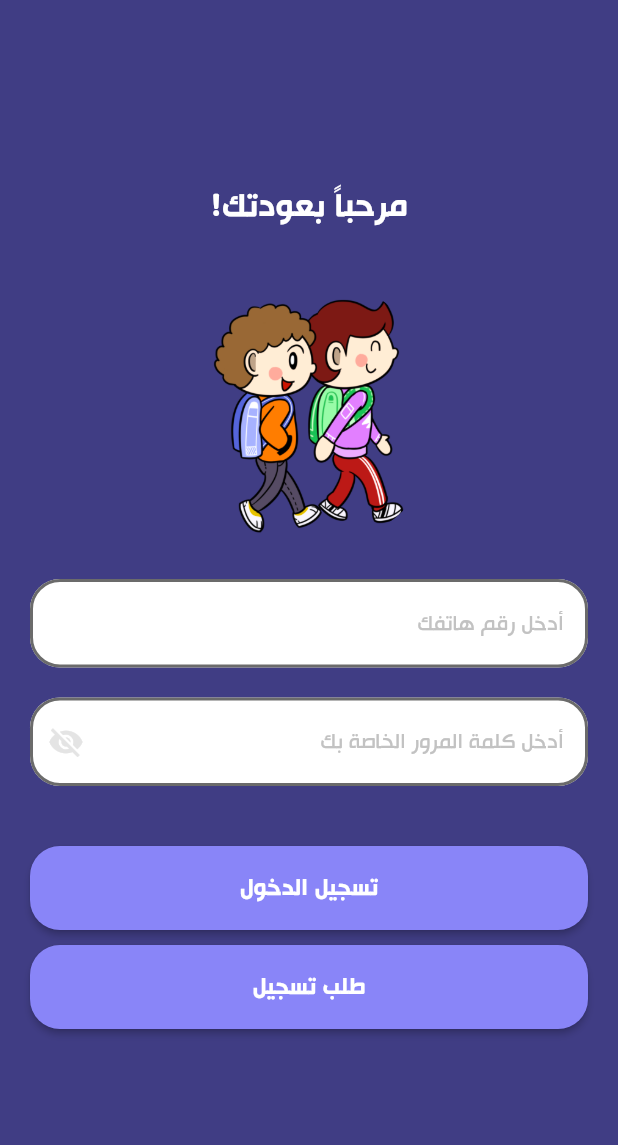
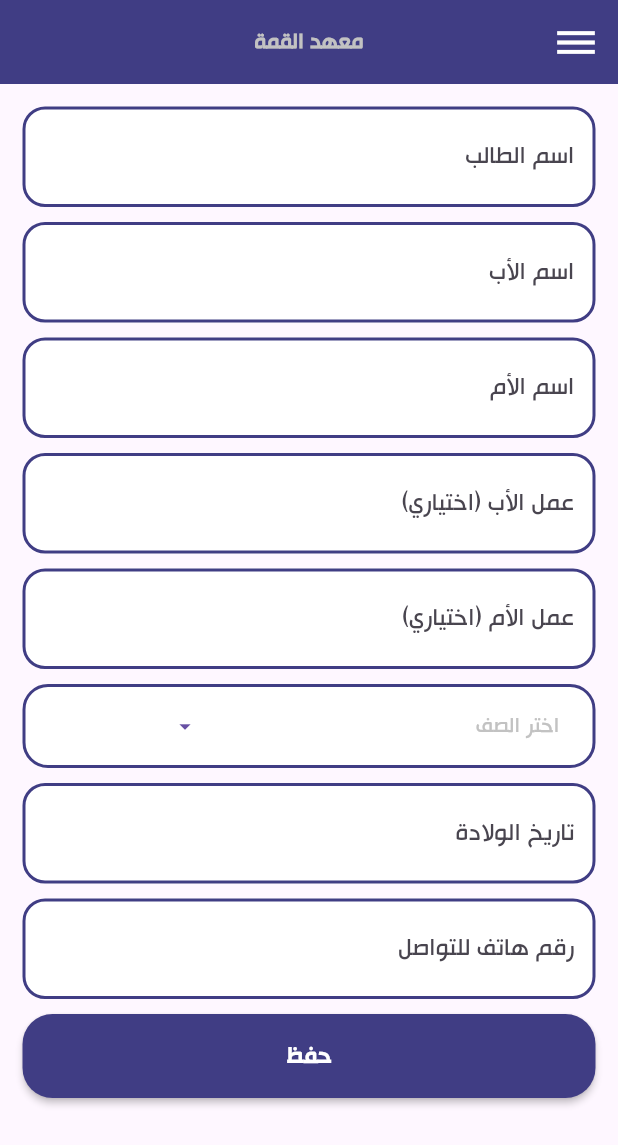
Before and after one commit to SuraAborass/graduation, a Flutter app: the screen it shows after launch, after a tap on "طلب تسجيل", on a phone screen of 412 x 824 dp. Shown: the top 1145 px of the screen. Run offline on Flutter 3.47's test engine with Material 3 defaults, Android fonts, the phone set to English and light mode, and no system bars; our stand-ins replace get.

```diff
--- a/lib/Constants/get_pages.dart
+++ b/lib/Constants/get_pages.dart
@@ -1,5 +1,6 @@
 import 'package:get/get.dart';
 import '../PresentationLayer/Screens/Auth/login_screen.dart';
+import '../PresentationLayer/Screens/Auth/registration_screen.dart';
 import '../PresentationLayer/Screens/Public/home_screen.dart';
 import '../PresentationLayer/Screens/Public/splash_screen.dart';
 import 'get_routes.dart';
@@ -16,5 +17,8 @@ List<GetPage<dynamic>> getPages = [
   GetPage(
       name: AppRoutes.homeScreen,
       page: () => const HomeScreen(),),
+  GetPage(
+    name: AppRoutes.registration,
+    page: () =>  RegistrationOrderScreen(),),
 
 ];
--- a/lib/Constants/get_routes.dart
+++ b/lib/Constants/get_routes.dart
@@ -4,4 +4,6 @@ class AppRoutes {
   static const registration = "/registration";
   static const homeScreen = "/home";
 
+
+
 }
--- a/lib/PresentationLayer/Screens/Auth/login_screen.dart
+++ b/lib/PresentationLayer/Screens/Auth/login_screen.dart
@@ -21,7 +21,7 @@ class LoginScreen extends StatelessWidget {
             crossAxisAlignment: CrossAxisAlignment.start,
             children: [
               Container(
-                margin: const EdgeInsets.only(top: 100),
+                margin: const EdgeInsets.only(top: 90),
                 alignment: Alignment.center,
                 child: Text("مرحباً بعودتك!",
                     style: UITextStyle.titleBold.copyWith(fontSize: 25)),
@@ -29,16 +29,23 @@ class LoginScreen extends StatelessWidget {
               const SizedBox(
                 height: 30,
               ),
-              const Center(
-                child: CircleAvatar(
-                  radius: 90,
-                  backgroundColor: UIColors.primary,
-                  backgroundImage:
-                      AssetImage("assets/images/schoolchildren.png"),
+               Center(
+                child: Container(
+                  width: Get.width/2,
+                  alignment: Alignment.center,
+                  child: const Image(
+                    image: AssetImage("assets/images/login_student.png"),
+                  ),
                 ),
+                // child: CircleAvatar(
+                //   radius: 90,
+                //   backgroundColor: UIColors.primary,
+                //   backgroundImage:
+                //       AssetImage("assets/images/login_student.png"),
+                // ),
               ),
               const SizedBox(
-                height: 20,
+                height: 30,
               ),
               TextFormField(
                 style: UITextStyle.titleBold.copyWith(color: Colors.black),
@@ -60,7 +67,7 @@ class LoginScreen extends StatelessWidget {
                 ),
                 maxLines: 1,
               ),
-              const SizedBox(height: 20),
+              const SizedBox(height: 10),
               Obx(() {
                 return TextFormField(
                   style: UITextStyle.titleBold.copyWith(color: Colors.black),
@@ -128,14 +135,16 @@ class LoginScreen extends StatelessWidget {
                 color: UIColors.studentTime,
                 shape: const RoundedRectangleBorder(
                     borderRadius: BorderRadius.all(Radius.circular(20.0))),
-                child: Row(
+                child: const Row(
                   mainAxisAlignment: MainAxisAlignment.center,
                   crossAxisAlignment: CrossAxisAlignment.center,
-                  children: const [
+                  children: [
                     Text('طلب تسجيل', style: UITextStyle.titleBold)
                   ],
                 ),
-                onPressed: () {},
+                onPressed: () {
+                  Get.toNamed(AppRoutes.registration);
+                },
               ))
             ],
           ),
--- /dev/null
+++ b/lib/PresentationLayer/Screens/Auth/registration_screen.dart
@@ -0,0 +1,182 @@
+import 'package:flutter/material.dart';
+import 'package:get/get.dart';
+import 'package:graduation/PresentationLayer/Widgets/Public/text_form_field.dart';
+
+import '../../../BusinessLayer/Controllers/registration_order_controller.dart';
+import '../../../Constants/colors.dart';
+import '../../../Constants/text_styles.dart';
+import '../../../Constants/ui_styles.dart';
+import '../../Widgets/Public/AppBar.dart';
+
+class RegistrationOrderScreen extends StatefulWidget {
+   RegistrationOrderScreen({super.key});
+
+  @override
+  State<RegistrationOrderScreen> createState() => _RegistrationOrderScreenState();
+}
+
+class _RegistrationOrderScreenState extends State<RegistrationOrderScreen> {
+   String dropDownValue = 'الصف التاسع 1000000';
+
+  @override
+  Widget build(BuildContext context) {
+    return Directionality(
+      textDirection: TextDirection.rtl,
+      child: Scaffold(
+        appBar: mainAppBar(context),
+        body: Padding(
+          padding: const EdgeInsets.all(15.0),
+          child: SingleChildScrollView(
+            child: Column(
+              children: [
+               const InstituteTextFormField(
+                  hintText: 'اسم الطالب',
+                ),
+                const SizedBox(
+                  height: 10,
+                ),
+                const InstituteTextFormField(
+                  hintText: 'اسم الأب',
+                ),
+                const SizedBox(
+                  height: 10,
+                ),
+                const InstituteTextFormField(
+                  hintText: 'اسم الأم',
+                ),
+                const SizedBox(
+                  height: 10,
+                ),
+                const InstituteTextFormField(
+                  hintText: 'عمل الأب (اختياري)',
+                ),
+                const SizedBox(
+                  height: 10,
+                ),
+                const InstituteTextFormField(
+                  hintText: 'عمل الأم (اختياري)',
+                ),
+                const SizedBox(
+                  height: 10,
+                ),
+                ElevatedButton(
+                  onPressed: () {},
+                  style: gradeButtonStyle,
+                  child:  Row(
+                    mainAxisAlignment: MainAxisAlignment.start,
+                    //crossAxisAlignment: CrossAxisAlignment.start,
+                    children: [
+                      const Text(
+                            'اختر الصف',
+                        style: UITextStyle.normalSmall,
+                      ),
+                       const SizedBox(width: 170,),
+                      IconButton(onPressed: () async{
+                        await showModalBottomSheet(
+                        context: context,
+                        builder: (context) => bottomSheet(context));
+                      },
+                          icon: const Icon(Icons.arrow_drop_down_outlined))
+
+                    ],
+                  ),
+                ),
+                const SizedBox(
+                  height: 10,
+                ),
+                const InstituteTextFormField(
+                  hintText: 'تاريخ الولادة',
+                ),
+                const SizedBox(
+                  height: 10,
+                ),
+                const InstituteTextFormField(
+                  hintText: 'رقم هاتف للتواصل',
+                ),
+                const SizedBox(
+                  height: 10,
+                ),
+                MaterialButton(
+                    height: 56,
+                    minWidth: Get.width,
+                    color: UIColors.primary,
+                    shape: const RoundedRectangleBorder(
+                        borderRadius:
+                        BorderRadius.all(Radius.circular(20.0))),
+                    child: const Row(
+                      mainAxisAlignment: MainAxisAlignment.center,
+                      crossAxisAlignment: CrossAxisAlignment.center,
+                      children: [
+                         Text('حفظ', style: UITextStyle.titleBold)
+                      ],
+                    ),
+                    onPressed: () {},
+                  ),
+              ],
+            ),
+          ),
+        ),
+      ),
+    );
+  }
+
+  Widget bottomSheet(BuildContext context) {
+    return Container(
+      padding: const EdgeInsets.all(20),
+      height: 250,
+      decoration: const BoxDecoration(
+          color: UIColors.white,
+          borderRadius: BorderRadius.only(
+              topLeft: Radius.circular(40), topRight: Radius.circular(40))),
+      child: Center(
+        child: Directionality(
+          textDirection: TextDirection.rtl,
+          child: Column(
+            children: [
+              Row(
+                children: [
+                  Text(
+                    "الصفوف",
+                    style: UITextStyle.titleBold
+                        .copyWith(color: UIColors.black),
+                  ),
+                  const SizedBox(
+                    width: 50,
+                  ),
+                  Text("الأقساط",
+                      style: UITextStyle.titleBold
+                          .copyWith(color: UIColors.black)),
+                ],
+              ),
+              Expanded(
+                child: DropdownButton<String>(
+                    value: dropDownValue,
+                    style: const TextStyle(color: Colors.black),
+                    underline: Container(
+                      height: 2,
+                      color: Colors.white,
+                    ),
+                    items: const [
+                      DropdownMenuItem<String>(
+                          value:"الصف التاسع 1000000",
+                          child: Text("الصف التاسع 1000000")),
+                      DropdownMenuItem<String>(
+                          value:"الثالث الثانوي العلمي 2000000",
+                          child: Text("الثالث الثانوي العلمي 1000000")),
+                      DropdownMenuItem<String>(
+                          value:"الثالث الثانوي الأدبي 2000000",
+                          child: Text("الثالث الثانوي الأدبي 1000000")),
+                    ],
+                    onChanged: (String? newValue){
+                      setState((){
+                        dropDownValue = newValue!;
+                      });
+                    }),
+              ),
+            ],
+          ),
+        ),
+      ),
+    );
+  }
+}
--- /dev/null
+++ b/lib/PresentationLayer/Widgets/Public/text_form_field.dart
@@ -0,0 +1,28 @@
+import 'package:flutter/material.dart';
+import '../../../Constants/text_styles.dart';
+import '../../../Constants/ui_styles.dart';
+
+class InstituteTextFormField extends StatelessWidget {
+  const InstituteTextFormField({super.key, this.hintText = '',
+    this.keyboardType = TextInputType.name,
+    this.style = UITextStyle.smallBodyNormal,
+    this.maxLines = 1,});
+
+  final String hintText;
+  //final TextEditingController controller;
+  final TextInputType keyboardType;
+  final TextStyle style;
+  final int maxLines;
+  @override
+  Widget build(BuildContext context) {
+    return TextFormField(
+      //controller: controller,
+      keyboardType: keyboardType,
+      style: style,
+      maxLines: maxLines,
+      decoration: textFieldStyle.copyWith(
+        hintText: hintText,
+      ),
+    );
+  }
+}
```
Also changed, not shown: lib/BusinessLayer/Controllers/registration_order_controller.dart (added, +16 -0 lines), lib/DataAccessLayer/Models/grade.dart (added, +20 -0 lines), lib/PresentationLayer/Screens/Public/home_screen.dart (+26 -0 lines), lib/PresentationLayer/Widgets/screens_widgets/grade_item.dart (added, +29 -0 lines), lib/PresentationLayer/Widgets/screens_widgets/homeworks_item.dart (added, +40 -0 lines), lib/PresentationLayer/Widgets/screens_widgets/subjects_item.dart (added, +40 -0 lines), assets/images/login_student.png (added).
